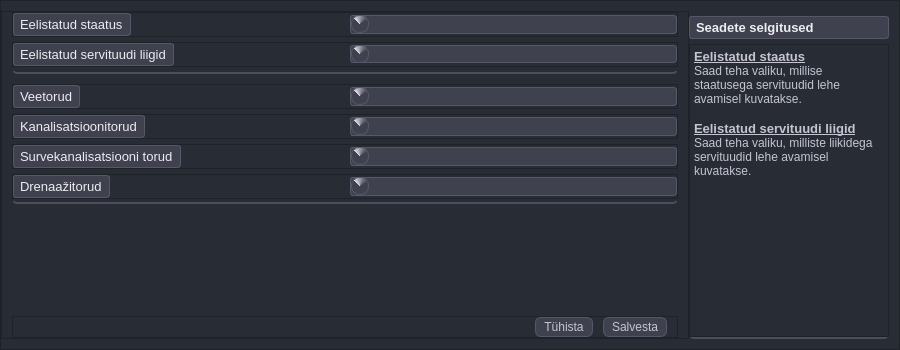
First picture: the form in mailabl-qgis/config/confWidgets/EasementsSetup.ui, repository TuloliKalver/mailabl-qgis, before the edit.
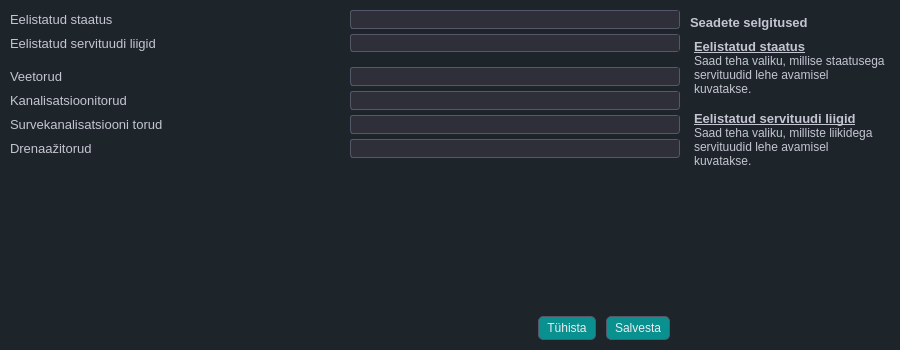
Second picture: the form after the edit. Icons and pictures are not drawn. Custom widgets are drawn as their Qt base class.

```diff
--- a/mailabl-qgis/config/confWidgets/EasementsSetup.ui
+++ b/mailabl-qgis/config/confWidgets/EasementsSetup.ui
@@ -40,108 +40,641 @@
   </property>
   <property name="styleSheet">
    <string notr="true">
+/* ====================================================== */
+/* 🎨 Global Theme - Base Colors, Background &amp; Typography */
+/* ====================================================== */
+* {
+    border: transparent;
+    background-color: #1d252b; /* Updated background */
+    padding: 0;
+    margin: 0;
+    color: #c5c5d2; /* Default light gray text */
+}
 
-#fHelpMenu, 
-#fSettingsPreferrences, #fSettingsRestrictionObjects
-{
-   border: 2px solid #4d4d5b;    /*Same border style as QLineEdit */
+
+/* ------------------------------------------------------ */
+/* 🧠 Global Interaction Effects - Focused Field &amp; Tabs   */
+/* ------------------------------------------------------ */
+QLineEdit:focus, QTextEdit:focus, QComboBox:focus,   QTabBar::tab:selected {
+        /* 🟢 Bottom glow - Extends further for visibility */
+    border: 1px solid; 
+    border-left-color: qradialgradient(spread:pad, cx:0, cy:0.347273, radius:0.826, fx:0.453364, fy:0.097, stop:0.125 rgba(9, 144, 143, 88), stop:1 rgba(46, 47, 56, 76));
+    border-top-color: qradialgradient(spread:pad, cx:0, cy:0.347273, radius:0.826, fx:0.453364, fy:0.097, stop:0.125 rgba(9, 144, 143, 88), stop:1 rgba(46, 47, 56, 76));
+    border-bottom-color: qradialgradient(spread:pad, cx:1, cy:0.728, radius:0.826, fx:0.498455, fy:0.95, stop:0.125 rgba(9, 144, 143, 88), stop:1 rgba(46, 47, 56, 76));
+    border-right-color: qradialgradient(spread:pad, cx:1, cy:0.728, radius:0.826, fx:0.498455, fy:0.95, stop:0.125 rgba(9, 144, 143, 88), stop:1 rgba(46, 47, 56, 76));	
+
+}
+
+ QLineEdit:hover, QTextEdit:hover, QComboBox:hover, QTabBar::tab:hover {
+        /* 🟡 Hover Glow - Softer but Visible */
+    border: 1px solid; 
+    border-left-color: qradialgradient(spread:pad, cx:0, cy:0.347273, radius:0.826, fx:0.453364, fy:0.097, stop:0.125 rgba(9, 144, 143, 88), stop:1 rgba(46, 47, 56, 76));
+    border-top-color: qradialgradient(spread:pad, cx:0, cy:0.347273, radius:0.826, fx:0.453364, fy:0.097, stop:0.125 rgba(9, 144, 143, 88), stop:1 rgba(46, 47, 56, 76));
+    border-bottom-color: qradialgradient(spread:pad, cx:1, cy:0.728, radius:0.826, fx:0.498455, fy:0.95, stop:0.125 rgba(9, 144, 143, 88), stop:1 rgba(46, 47, 56, 76));
+    border-right-color: qradialgradient(spread:pad, cx:1, cy:0.728, radius:0.826, fx:0.498455, fy:0.95, stop:0.125 rgba(9, 144, 143, 88), stop:1 rgba(46, 47, 56, 76));	
+    background-color: qradialgradient(spread:pad, cx:1, cy:0.995, radius:0.5, fx:1, fy:0.988, stop:0 rgba(9, 144, 143, 88), stop:0.920455 rgba(46, 47, 56, 76));
+}
+
+/* ---------------------------- */
+/* 📝 QLineEdit Styling */
+/* ---------------------------- */
+QLineEdit {
+    background-color: #303a42;   /* Matches the global dark background */
+    color: #c5c5d2;              /* Default light gray text */
+    border: 1px solid #4d4d4d;   /* Subtle default border */
+    border-radius: 4px;          /* Rounded corners for a smooth look */
+    padding: 6px;                /* Adequate padding for text clarity */
+}
+
+/* 
+   Note: Your existing rules for QLineEdit:focus and QLineEdit:hover already provide
+   the gradient border and glow effects. This default state ensures a smooth transition 
+   into those interactive states.
+*/
+
+/* ---------------------------- */
+/* 🔘 Disabled State for QLineEdit */
+/* ---------------------------- */
+QLineEdit:disabled {
+    background-color: #24252e;  /* A slightly darker tone for disabled state */
+    border: 1px dashed rgba(120, 120, 130, 0.5);  /* Dashed and faded border */
+    color: rgba(170, 170, 180, 0.5);  /* Muted text color */
+    opacity: 0.5;               /* Lower opacity to indicate inactivity */
+}
+
+/* ---------------------------- */
+/* 🖱️ QListWidget Focus */
+/* ---------------------------- */
+QListWidget:focus {
+	boreder: 1px solid;
+    border-left-color: qradialgradient(spread:pad, cx:0, cy:0.347273, radius:0.826, fx:0.453364, fy:0.097, stop:0.125 rgba(9, 144, 143, 88), stop:1 rgba(46, 47, 56, 76));
+    border-top-color: qradialgradient(spread:pad, cx:0, cy:0.347273, radius:0.826, fx:0.453364, fy:0.097, stop:0.125 rgba(9, 144, 143, 88), stop:1 rgba(46, 47, 56, 76));
+    border-bottom-color: qradialgradient(spread:pad, cx:1, cy:0.728, radius:0.826, fx:0.498455, fy:0.95, stop:0.125 rgba(9, 144, 143, 88), stop:1 rgba(46, 47, 56, 76));
+    border-right-color: qradialgradient(spread:pad, cx:1, cy:0.728, radius:0.826, fx:0.498455, fy:0.95, stop:0.125 rgba(9, 144, 143, 88), stop:1 rgba(46, 47, 56, 76));	
+}
+
+/* ---------------------------- */
+/* 🖱️ QListWidget Hovered Item */
+/* ---------------------------- */
+QListWidget::item:hover {
+    border: 1px solid; 
+    border-left-color: qradialgradient(spread:pad, cx:0, cy:0.347273, radius:0.826, 
+        fx:0.453364, fy:0.097, stop:0.125 rgba(9, 144, 143, 88), stop:1 rgba(46, 47, 56, 76));
+    border-top-color: qradialgradient(spread:pad, cx:0, cy:0.347273, radius:0.826, 
+        fx:0.453364, fy:0.097, stop:0.125 rgba(9, 144, 143, 88), stop:1 rgba(46, 47, 56, 76));
+    border-bottom-color: qradialgradient(spread:pad, cx:1, cy:0.728, radius:0.826, 
+        fx:0.498455, fy:0.95, stop:0.125 rgba(9, 144, 143, 88), stop:1 rgba(46, 47, 56, 76));
+    border-right-color: qradialgradient(spread:pad, cx:1, cy:0.728, radius:0.826, 
+        fx:0.498455, fy:0.95, stop:0.125 rgba(9, 144, 143, 88), stop:1 rgba(46, 47, 56, 76));  
+	background-color: qradialgradient(spread:pad, cx:1, cy:0.995, radius:0.5, fx:1, fy:0.988, stop:0 rgba(9, 144, 143, 255), stop:0.920455 rgba(46, 47, 56, 253));
+    border-radius: 4px;
+}
+
+/* ---------------------------- */
+/* ✅ QListWidget Selected Item */
+/* ---------------------------- */
+QListWidget::item:selected {
+	color: #c5c5d2; /* Default light gray text */	
+    border: 1px solid; 
+ 	 border-radius: 4px;
+    border-left-color: qradialgradient(spread:pad, cx:0, cy:0.347273, radius:0.826, 
+        fx:0.453364, fy:0.097, stop:0.125 rgba(9, 144, 143, 66), stop:1 rgba(46, 47, 56, 54));
+    border-top-color: qradialgradient(spread:pad, cx:0, cy:0.347273, radius:0.826, 
+        fx:0.453364, fy:0.097, stop:0.125 rgba(9, 144, 143, 66), stop:1 rgba(46, 47, 56, 54));
+    border-bottom-color: qradialgradient(spread:pad, cx:1, cy:0.728, radius:0.826, 
+        fx:0.498455, fy:0.95, stop:0.125 rgba(9, 144, 143, 66), stop:1 rgba(46, 47, 56, 54));
+    border-right-color: qradialgradient(spread:pad, cx:1, cy:0.728, radius:0.826, 
+        fx:0.498455, fy:0.95, stop:0.125 rgba(9, 144, 143, 66), stop:1 rgba(46, 47, 56, 54));  
+	background-color: qradialgradient(spread:pad, cx:1, cy:0.995, radius:1.24, fx:1, fy:0.988, stop:0 rgba(9, 144, 143, 172), stop:0.920455 rgba(46, 47, 56, 0));
+}
+
+
+
+/* ---------------------------- */
+/* 🔘 QPushButton Styling */
+/* ---------------------------- */
+
+QPushButton {
+    padding: 4px 8px;
+    text-align: center;
     border-radius: 5px;
-	border-top: none;
-    border-left: none;
-    border-right: none;
+	background-color: rgb(9, 144, 143);
+    border: 1px solid #565869; /* Default border */
+    color: #ececf1; /* Brighter text */
+    transition: all 150ms ease-in-out; /* Smooth transition */
 }
 
+/* 🟢 Hover Effect - Glow &amp; Color Shift */
+QPushButton:hover {
+    background-color: #5c5d6e; /* Slightly lighter background */
+    border: 1px solid #acacbe; /* Lighter border */
+    
+color: #c5c5d2; /* Default text color */
 
-QWidget{
-    background-color: #272c35;
-	color:#c5c5d2
 }
 
+/* 🔴 Pressed Effect - Darker Look &amp; More Intense Glow */
+QPushButton:pressed {
+    background-color: #2d2e3a; /* Darker background */
+    border: 1px solid #8e8ea0; /* Slightly darker border */
+    color: #bdbecf; /* Dimmed text */
 
-/*esialgu jaotamata omadused*/
-QComboBox{
+}
 
-	background-color:#40414f;
-	color:#ececf1;
-	border: 1px solid #565869;
-	border-radius: 3px;
-	padding-left: 5px
+/* ⚫ Disabled State - More Noticeable */
+QPushButton:disabled {
+    background-color: #24252e; /* **Much darker background** */
+    border: 1px dashed rgba(120, 120, 130, 0.5); /* **Dashed, faded border** */
+    color: rgba(170, 170, 180, 0.5); /* **Faded text color** */
+    opacity: 0.5; /* **Lower opacity to indicate inactive state** */
 }
 
-/*Style the dropdown area*/
-QComboBox::drop-down{
-	background-color: qconicalgradient(cx:0.5, cy:0.5, angle:135, stop:0.704545 rgba(64, 65, 79), stop:1 rgba(217, 217, 227));
-	border: 1px solid #565869;
-	border-radius: 8px;
-	height:16px;
-	width: 16px;
-	subcontrol-origin: padding;
-    subcontrol-position: left
+QPushButton:focus{
+	    border: 1px solid; 	
+    border-left-color: qradialgradient(spread:pad, cx:0, cy:0.347273, radius:0.826, fx:0.453364, fy:0.097, stop:0.125 rgba(9, 144, 143, 88), stop:1 rgba(46, 47, 56, 76));
+    border-top-color: qradialgradient(spread:pad, cx:0, cy:0.347273, radius:0.826, fx:0.453364, fy:0.097, stop:0.125 rgba(9, 144, 143, 88), stop:1 rgba(46, 47, 56, 76));
+    border-bottom-color: qradialgradient(spread:pad, cx:1, cy:0.728, radius:0.826, fx:0.498455, fy:0.95, stop:0.125 rgba(9, 144, 143, 88), stop:1 rgba(46, 47, 56, 76));
+    border-right-color: qradialgradient(spread:pad, cx:1, cy:0.728, radius:0.826, fx:0.498455, fy:0.95, stop:0.125 rgba(9, 144, 143, 88), stop:1 rgba(46, 47, 56, 76));	
+	background-color: rgb(31, 93, 92);
 }
 
-QComboBox::on{
 
-  	border: 0.5px solid #acacbe;
+/* General QCheckBox styles */
+QCheckBox {
+    color: #ececf1; /* Text color */
+    spacing: 5px; /* Space between checkbox and text */
 }
 
-QAbstractItemView {
-	background-color:#40414f;
-	color:#ececf1;
-	border: 1px solid #565869;
-	border-radius: 4px;
-	padding-left: 5px
+/* Style the indicator (checkbox) */
+QCheckBox::indicator {
+    width: 12px;
+    height: 12px;
+    background-color: #40414f; /* Background color for unchecked state */
+    border: 1px solid #565869; /* Border for unchecked state */
+    border-radius: 3px;
 }
 
+/* Style the indicator when checked */
+QCheckBox::indicator:checked {
+    background-color: rgba(70, 70, 85, 0.5); /* Semi-transparent gray background color for checked state */
+    border: 1px solid #acacbe;
+    image: url(&quot;:/images/themes/default/algorithms/mAlgorithmCheckGeometry.svg&quot;); /* Using QGIS built-in icon */
+}
 
-QPushButton{
-	padding: 2px 8px;
-	text-align: center;
-	border-radius: 6px;
-	background-color:#40414f;
-	border: 1px solid #565869;
+/* Style the indicator when unchecked */
+QCheckBox::indicator:unchecked {
+    background-color: #40414f; /* Background color for unchecked state */
+    border: 1px solid #565869; /* Border for unchecked state */
 }
 
+/* Style the indicator when hovered */
+QCheckBox::indicator:hover {
+    background-color: #565869;
+}
 
-QPushButton:hover{
-    background-color: #8e8ea0;
-	border: 0.5px solid #acacbe;
-	color: #343541;
-	text-align: center;	
-	padding: 2px 8px;
-    border-radius: 6px;
-	
+/* Style the indicator when disabled */
+QCheckBox::indicator:disabled {
+    background-color: #30303a; /* Darker background color for disabled state */
+    border: 1px solid #40414f; /* Darker border for disabled state */
 }
 
-QLabel {
-    background-color: #40414f;
-    color: #ececf1;
+/* Style the indicator when checked and disabled */
+QCheckBox::indicator:checked:disabled {
+    background-color: rgba(50, 50, 60, 0.5); /* Semi-transparent darker gray background color for checked and disabled state */
+    border: 1px solid #40414f;
+    image: url(&quot;:/images/themes/default/algorithms/mAlgorithmCheckGeometry.svg&quot;); /* Using QGIS built-in icon */
+    opacity: 0.5; /* Make the icon appear disabled */
+}
+
+/* Style the checkbox text when disabled */
+QCheckBox:disabled {
+    color: #6a6a75; /* Darker text color for disabled state */
+}
+
+/* ══════════════════════════════════════════════════════ */
+/*                 ✅ QCheckBox Styling                   */
+/* ══════════════════════════════════════════════════════ */
+
+QCheckBox {
+    color: #d1d1e0;
+    spacing: 5px;
+    font-size: 14px;
+}
+
+/* Base indicator styling */
+QCheckBox::indicator {
+    width: 16px;
+    height: 16px;
+    border: 1px solid #1f5d5c;
+    border-radius: 3px;
+    background: #597278
+}
+
+/* Hover effect for indicator */
+QCheckBox::indicator:hover {
+    border: 1px solid #0b4544;
+}
+
+/* Checked state with a custom image for the check mark */
+QCheckBox::indicator:checked {
+    background: rgb(9,144,143);
     border: 1px solid #565869;
+}
+
+
+/* ⚫ Disabled State - More Noticeable */
+QCheckBox::indicator:disabled {
+    background-color: #1d252b;
+    border: 1px dashed rgba(120, 120, 130, 0.5); /* **Dashed, faded border** */
+    color: rgba(170, 170, 180, 0.5); /* **Faded text color** */
+    opacity: 0.5; /* **Lower opacity to indicate inactive state** */
+}
+
+
+QGroupBox{
+	color: #ececf1;
+}
+
+
+/* ══════════════════════════════════════════════════════ */
+/*                     🔘 COMBOBOX STYLING                */
+/* ══════════════════════════════════════════════════════ */
+
+QComboBox {
+    background-color: #2e2f38;
+    color: #c5c5d2;
+    border: 1px solid #565869;
     border-radius: 3px;
-    padding: 3px;
+    padding-left: 5px;
 }
 
-QLineEdit {
-    background-color: #35363f;  /* Lighter background color */
+QComboBox::drop-down {
+    background-color: #2e2f38;
+    border: none;
+    border-radius: 10px;
+    width: 16px;
+    height: 16px;
+    subcontrol-origin: padding;
+    subcontrol-position: right; /* Adjusted to right for a common look */
+}
+
+
+
+QComboBox QAbstractItemView {
+    background-color: #2e2f38;
+    border: 1px solid #565869;
+    selection-background-color: qradialgradient(
+        spread: pad,
+        cx: 1,
+        cy: 0.728,
+        radius: 0.826,
+        fx: 0.498455,
+        fy: 0.95,
+        stop: 0.125 rgba(9,144,143,150),
+        stop: 1 rgba(46,47,56,253)
+    );
+    selection-color: #ececf1;
+}
+
+QComboBox QAbstractItemView::item {
+    background-color: #2e2f38;
+    color: #c5c5d2;
+}
+
+QComboBox QAbstractItemView::item:selected {
+    background-color: qradialgradient(
+        spread: pad,
+        cx: 1,
+        cy: 0.728,
+        radius: 0.826,
+        fx: 0.498455,
+        fy: 0.95,
+        stop: 0.125 rgba(9,144,143,150),
+        stop: 1 rgba(46,47,56,253)
+    );
     color: #ececf1;
-    /*border: 1px solid #4d4d5b;  Thinner border with a different color */
+}
+
+QComboBox QAbstractItemView::item:hover {
+    background-color: qradialgradient(
+        spread: pad,
+        cx: 1,
+        cy: 0.995,
+        radius: 1.24,
+        fx: 1,
+        fy: 0.988,
+        stop: 0 rgba(9,144,143,150),
+        stop: 0.920455 rgba(46,47,56,253)
+    );
+    color: #ececf1;
+}
+
+QComboBox:focus {
+    border: 1px solid qradialgradient(
+        spread: pad,
+        cx: 0,
+        cy: 0.347273,
+        radius: 0.826,
+        fx: 0.453364,
+        fy: 0.097,
+        stop: 0.125 rgba(9,144,143,88),
+        stop: 1 rgba(46,47,56,76)
+    );
+}
+
+QComboBox:disabled {
+    background-color: #2e2f38;
+    border: 1px solid #565869;
+    color: #8a95a5;
+}
+
+
+
+
+/* ══════════════════════════════════════════════════════ */
+/* 🧭 Global Vertical ScrollBar - Core UI Scroll Styling  */
+/* ══════════════════════════════════════════════════════ */
+
+QScrollBar:vertical {
+    border: none;
+    background: #2e2f38;  /* Match background color */
+    width: 8px;
+    margin: 0px;  /* Remove spacing */
+    border-radius: 4px;
+}
+
+QScrollBar::handle:vertical {
+    background-color: qradialgradient(spread:pad, cx:1, cy:0.728, radius:0.826, 
+        fx:0.498455, fy:0.95, stop:0.125 rgba(9, 144, 143, 255), stop:1 rgba(46, 47, 56, 253));
+    min-height: 25px;
+    border-radius: 4px;
+}
+
+QScrollBar::handle:vertical:hover {
+    background-color: qradialgradient(spread:pad, cx:1, cy:0.995, radius:1.24, 
+        fx:1, fy:0.988, stop:0 rgba(9, 144, 143, 255), stop:0.920455 rgba(46, 47, 56, 253));
+}
+
+/* Hide Up/Down Buttons */
+QScrollBar::add-line:vertical, 
+QScrollBar::sub-line:vertical {
+    background: none;
+    height: 0px;
+}
+
+/* Make the unused track area blend with background */
+QScrollBar::add-page:vertical, 
+QScrollBar::sub-page:vertical {
+    background: #2e2f38;
+}
+
+/* ════════════════════════════════════════════════════════ */
+/* 🧭 Global Horisontal ScrollBar - Core UI Scroll Styling  */
+/* ════════════════════════════════════════════════════════ */
+
+
+QScrollBar:horizontal {
+    border: none;
+    background: #2e2f38;  /* Match background color */
+    height: 8px;
+    margin: 0px;
+    border-radius: 4px;
+}
+
+QScrollBar::handle:horizontal {
+    background-color: qradialgradient(spread:pad, cx:1, cy:0.728, radius:0.826, 
+        fx:0.498455, fy:0.95, stop:0.125 rgba(9, 144, 143, 255), stop:1 rgba(46, 47, 56, 253));
+    min-width: 25px;
+    border-radius: 4px;
+}
+
+QScrollBar::handle:horizontal:hover {
+    background-color: qradialgradient(spread:pad, cx:1, cy:0.995, radius:1.24, 
+        fx:1, fy:0.988, stop:0 rgba(9, 144, 143, 255), stop:0.920455 rgba(46, 47, 56, 253));
+}
+
+/* Hide Left/Right Buttons */
+QScrollBar::add-line:horizontal, 
+QScrollBar::sub-line:horizontal {
+    background: none;
+    width: 0px;
+}
+
+/* Make the unused track area blend with background */
+QScrollBar::add-page:horizontal, 
+QScrollBar::sub-page:horizontal {
+    background: #2e2f38;
+}
+
+
+/* ====================================================== */
+/* 📊 QTableView - Layout, Colors, and Interaction Styles */
+/* ====================================================== */
+
+QTableView {
+    background-color: #2e2f38; /* Consistent dark gray base */
+    border: 1px solid #4d4d4d;
     border-radius: 5px;
-    padding: 4px;
+    gridline-color: #565869;
+    /* Updated selection gradient using teal accent */
+    selection-background-color: qlineargradient(
+        x1: 0, y1: 0, x2: 0, y2: 1,
+        stop: 0 rgba(9,144,143,10),
+        stop: 1 rgba(9,144,143,50)
+    );
+    selection-color: #ececf1;
 }
 
-QLineEdit:hover {
-    background-color: #3d3e47;  /* Slightly darker background color on hover */
+
+/* Adjust header style with white text */
+QHeaderView::section {
+    background-color: #35353f;
+    color: #ececf1; 
+    border-top: 0.5px solid #323232;
+    border-left: 0.5px solid #323232;
+    border-right: 0.5px solid #323232;
+    border-bottom: 1px solid #4d4d4d;
+    padding: 1px 3px;
+    font-size: 12px;
 }
 
-/* Remove top and side borders */
-QLineEdit {
-    border-top: none;
-    border-left: none;
-    border-right: none;
+/* Entire table disabled state */
+QTableView:disabled {
+    background-color: rgba(30,30,35,180);
+    color: rgba(150,150,160,120);
+    border: 1px solid rgba(100,100,110,80);
+    gridline-color: rgba(80,80,90,80);
+    cursor: not-allowed;
 }
 
+/* Make headers look disabled */
+QTableView:disabled QHeaderView::section {
+    background-color: rgba(50,50,58,150);
+    
+    border-bottom: 1px solid rgba(80,80,90,100);
+}
 
+/* Remove focus outline when disabled */
+QTableView:disabled:focus {
+    outline: none;
+}
 
-</string>
+/* Corner widget (where row/column headers meet) */
+QTableCornerButton::section {
+    background: #35353f;
+    border: 1px solid #4d4d4d;
+}
+
+/* Disabled corner styling */
+QTableView:disabled QTableCornerButton::section {
+    background: rgba(50,50,58,150);
+    border: 1px solid rgba(80,80,90,100);
+}
+
+/* Disable selection effect when the table is disabled */
+QTableView:disabled QTableView::item:selected {
+    background-color: rgba(50,50,58,100);
+    color: rgba(150,150,160,100);
+}
+
+/* Hovered rows for better contrast */
+QTableView::item:hover {
+    background-color: #3a3f4b;
+    color: #ececf1;
+    min-height: 16px;  /* Decreased row height */
+}
+
+/* Selected rows using the same teal gradient as QTableView selection */
+QTableView::item:selected {
+    background-color: qlineargradient(
+        x1: 0, y1: 0, x2: 0, y2: 1,
+        stop: 0 rgba(9,144,143,10),
+        stop: 1 rgba(9,144,143,50)
+    );
+    /*color: #ececf1;*/
+    min-height: 16px;  /* Decreased row height */
+}
+
+/* Non-selected rows with a subtle gradient for depth */
+QTableView::item {
+    background-color: qlineargradient(
+        x1: 0, y1: 0, x2: 0, y2: 1,
+        stop: 0 rgba(46,47,56,25),
+        stop: 1 rgba(46,47,56,255)
+    );
+    color: #d1d1e0;
+    min-height: 16px;  /* Decreased row height */
+}
+
+/* Ensure deselected rows return to their default style */
+QTableView::item:!selected {
+    background-color: qlineargradient(
+        x1: 0, y1: 0, x2: 0, y2: 1,
+        stop: 0 rgba(46,47,56,25),
+        stop: 1 rgba(46,47,56,255)
+    );
+    color: #d1d1e0;
+    min-height: 16px;  /* Decreased row height */
+}
+
+/* Disabled item styling */
+QTableView::item:disabled {
+    background-color: rgba(50,50,58,100);
+    color: rgba(150,150,160,100);
+    font-style: italic;
+    border: 1px dashed rgba(100,100,110,80);
+    min-height: 16px;  /* Decreased row height */
+}
+
+
+
+
+
+/* ====================================================== */
+/* 🧩 Targeted UI Elements - ID-Based Custom Styling      */
+/* ====================================================== */
+
+#Sevituudid{
+    background-color: #343b47;
+}
+
+#leftMenuContainer {
+    background: qlineargradient(x1:0, y1:0, x2:0, y2:1, stop:0 #202123, stop:1 #18191d);
+    border-right: 1px solid #3a3a3a;
+    padding-right: 2px;
+    border-top-right-radius: 5px;
+    border-bottom-right-radius: 5px;
+}
+
+#rightFrame {
+    background: qlineargradient(x1:0, y1:0, x2:0, y2:1, stop:0 #202123, stop:1 #18191d);
+    border-left: 1px solid #3a3a3a;
+    padding-lef: 2px;
+    border-top-right-radius: 5px;
+    border-bottom-right-radius: 5px;
+}
+
+#SetupLayers, #SetupLayers_2, #SetupUserData {
+border: none;
+border-bottom: 1px solid rgb(131, 142, 162);
+}
+
+#UC_Main_Frame QPushButton,#pbChoose_Properties_for_Projects{
+	padding: 1px 8px;
+    border-radiusr: 6px;
+}
+
+#UC_Main_Frame QPushButton:hover{
+
+	padding: 1px 8px;
+    border-radius: 6px;
+}
+
+
+#wOl_Settings QPushButton{
+	padding: 1px 8px;
+    border-radius: 6px;
+}
+
+#wOl_Settings QPushButton:hover{
+	padding: 1px 8px;
+    border-radius: 6px;
+}
+
+#rightMenuContainer QPushButton{
+	text-align: right;
+	border-top-right-radius: 0px;
+	border-bottom-right-radius: 0px;
+    
+}
+
+#rightMenuContainer QPushButton:hover{
+    text-align: right;
+    border-top-right-radius: 0px;
+	border-bottom-right-radius: 0px;  
+}
+
+
+#leftMenuContainer QPushButton{
+	text-align: left;
+	border-top-left-radius: 0px;
+	border-bottom-left-radius: 0px;	
+}
+#leftMenuContainer QPushButton:hover{
+    text-align: left;
+	border-top-left-radius: 0px;
+	border-bottom-left-radius: 0px;
+
+}
+
+#MailablDialogBase{
+    border: 1px solid #4d4d4d;
+	border-top-left-radius: 7px;     /* Rounded top-left corner */
+    border-top-right-radius: 7px;    /* Rounded top-right corner */
+    border-right-radius: 7px;        /* No rounding on right side */
+    border-left-radius: 7px;    
+	background: None;  /* 10% transparency */
+}</string>
   </property>
   <layout class="QVBoxLayout" name="verticalLayout">
    <property name="spacing">
```
